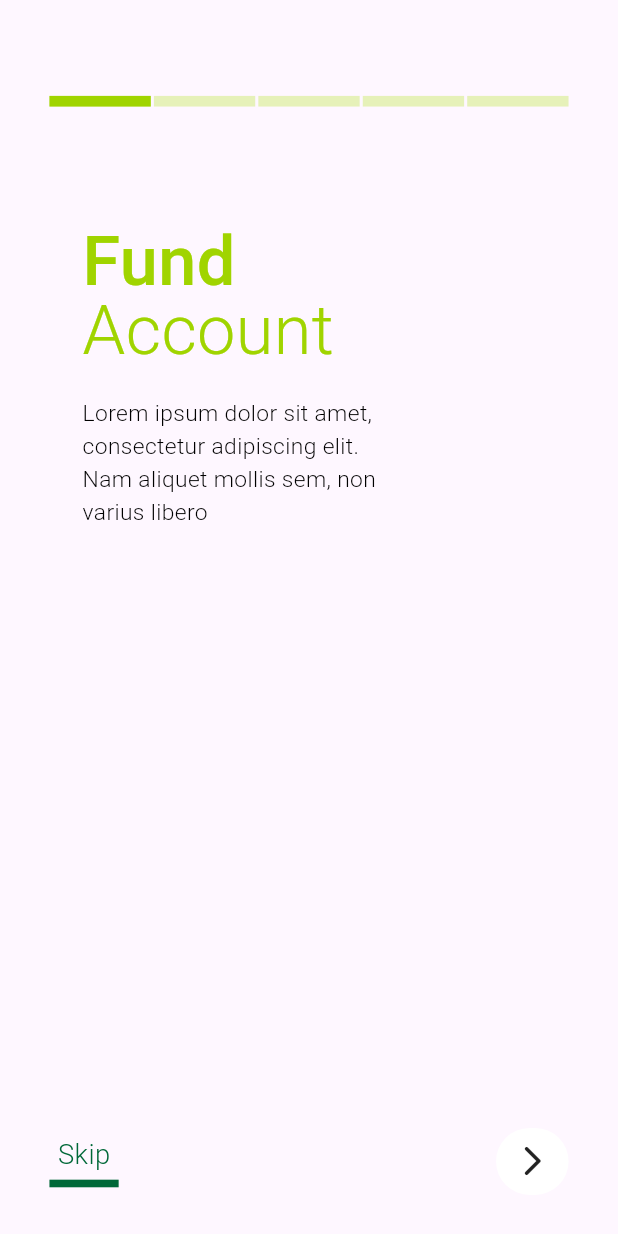
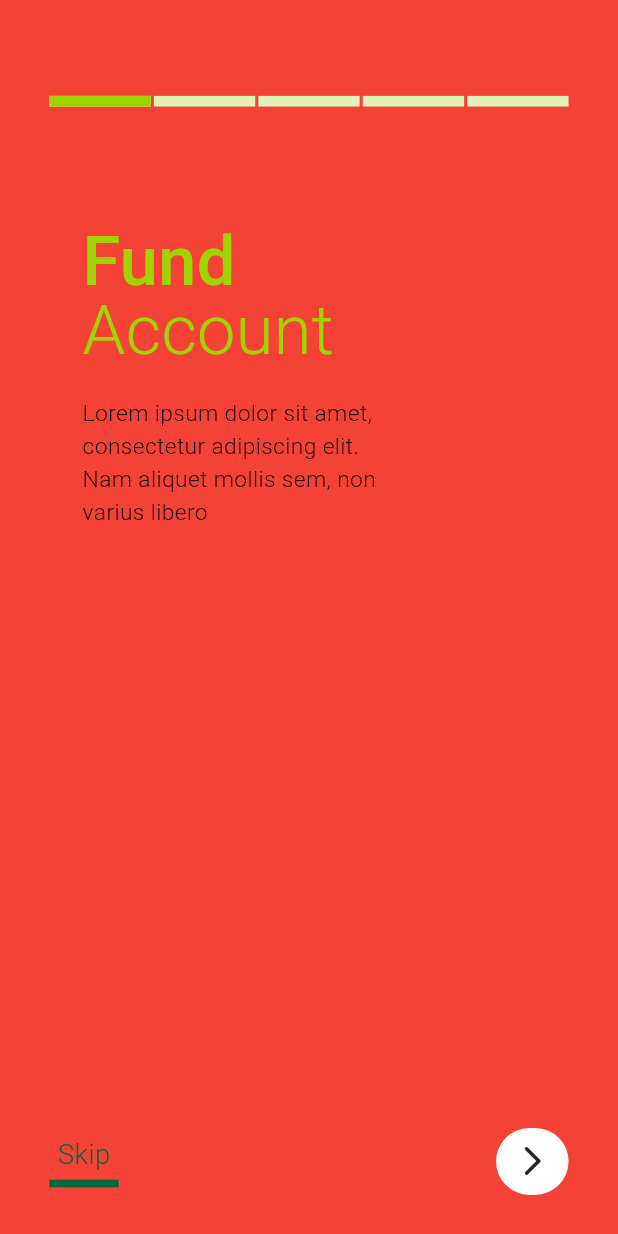
Before and after one commit to ThatSaxyDev/check_dc_test, a Flutter app: the screen it shows after launch, on a phone screen of 412 x 824 dp. Run offline on Flutter 3.47's test engine with Material 3 defaults, Android fonts, the light colour scheme and no system bars; our stand-ins replace flutter_screenutil; Roboto replaces fonts that are missing (Gotham).

Commit message:
indicator done

```diff
--- a/lib/app/onboarding/views/onbosrding_view1.dart
+++ b/lib/app/onboarding/views/onbosrding_view1.dart
@@ -19,6 +19,9 @@ class _OnboardingView1State extends State<OnboardingView1> {
   ValueNotifier<bool> canAnimate = false.notifier;
   ValueNotifier<int> target = 0.notifier;
   ValueNotifier<int> duration = 2000.notifier;
+  PageController textViewController = PageController();
+  PageController backgroundViewController = PageController();
+  ValueNotifier<int> pageIndex = 0.notifier;
 
   void animate() {
     Timer(const Duration(milliseconds: 100), () {
@@ -44,20 +47,38 @@ class _OnboardingView1State extends State<OnboardingView1> {
       body: SizedBox(
         height: height(context),
         width: width(context),
-        child: Stack(
+        child: pageIndex.sync(
+          builder: (context, value, child) => Stack(
             children: [
-            //! indicator
-            [target, duration].multiSync(
-              builder: (context, child) {
-                return const OnboardingProgressIndicator(
-                  target: 0,
-                  duration: 5000,
+              //! animated backgrounds
+              PageView.builder(
+                physics: const NeverScrollableScrollPhysics(),
+                controller: backgroundViewController,
+                onPageChanged: (value) => pageIndex.value = value,
+                itemCount: 5,
+                pageSnapping: true,
+                itemBuilder: (context, index) {
+                  return Container(
+                    color: switch (index) {
+                      0 => Colors.red,
+                      1 => Colors.blue,
+                      2 => Colors.yellow,
+                      3 => Colors.amber,
+                      _ => Colors.green,
+                    },
                   );
                 },
               ),
 
+              //! indicator
+
+              OnboardingProgressIndicator(
+                pageIndex: pageIndex,
+                duration: 5000,
+              ),
+
               //! texts
-            const OnboardingText(),
+              OnboardingText(controller: textViewController),
 
               //! skip, get started
               Positioned(
@@ -91,8 +112,65 @@ class _OnboardingView1State extends State<OnboardingView1> {
                             ],
                           ),
                         ),
-                      const AnimatedButton(
-                        content: Text(''),
+                        AnimatedButton(
+                          onTap: () async {
+                            switch (pageIndex.value) {
+                              case 0:
+                                backgroundViewController.animateToPage(
+                                  1,
+                                  duration: const Duration(milliseconds: 500),
+                                  curve: Curves.easeIn,
+                                );
+                                textViewController.animateToPage(
+                                  1,
+                                  duration: const Duration(milliseconds: 1000),
+                                  curve: Curves.easeIn,
+                                );
+                                break;
+
+                              case 1:
+                                backgroundViewController.animateToPage(
+                                  2,
+                                  duration: const Duration(milliseconds: 500),
+                                  curve: Curves.easeIn,
+                                );
+                                textViewController.animateToPage(
+                                  2,
+                                  duration: const Duration(milliseconds: 1000),
+                                  curve: Curves.easeIn,
+                                );
+                                break;
+
+                              case 2:
+                                backgroundViewController.animateToPage(
+                                  3,
+                                  duration: const Duration(milliseconds: 500),
+                                  curve: Curves.easeIn,
+                                );
+                                textViewController.animateToPage(
+                                  3,
+                                  duration: const Duration(milliseconds: 1000),
+                                  curve: Curves.easeIn,
+                                );
+                                break;
+
+                              case 3:
+                                backgroundViewController.animateToPage(
+                                  4,
+                                  duration: const Duration(milliseconds: 500),
+                                  curve: Curves.easeIn,
+                                );
+                                textViewController.animateToPage(
+                                  4,
+                                  duration: const Duration(milliseconds: 1000),
+                                  curve: Curves.easeIn,
+                                );
+                                break;
+
+                              default:
+                            }
+                          },
+                          content: const Text(''),
                           isLoading: true,
                         )
                       ],
@@ -103,6 +181,7 @@ class _OnboardingView1State extends State<OnboardingView1> {
             ],
           ),
         ),
+      ),
     );
   }
 }
--- a/lib/app/onboarding/widgets/onboarding_text.dart
+++ b/lib/app/onboarding/widgets/onboarding_text.dart
@@ -1,12 +1,16 @@
-import 'package:check_dc/contd.dart';
-import 'package:check_dc/palette/palette.dart';
+// ignore_for_file: public_member_api_docs, sort_constructors_first
 import 'package:flutter/material.dart';
 import 'package:flutter_screenutil/flutter_screenutil.dart';
 
+import 'package:check_dc/contd.dart';
+import 'package:check_dc/palette/palette.dart';
+
 class OnboardingText extends StatelessWidget {
+  final PageController controller;
   const OnboardingText({
-    super.key,
-  });
+    Key? key,
+    required this.controller,
+  }) : super(key: key);
 
   @override
   Widget build(BuildContext context) {
@@ -15,6 +19,8 @@ class OnboardingText extends StatelessWidget {
       width: width(context),
       margin: EdgeInsets.only(top: 150.h),
       child: PageView(
+        physics: const NeverScrollableScrollPhysics(),
+        controller: controller,
         children: List.generate(
           5,
           (index) => Padding(
--- a/lib/app/onboarding/widgets/signup_progress_indicator.dart
+++ b/lib/app/onboarding/widgets/signup_progress_indicator.dart
@@ -8,12 +8,12 @@ import 'package:check_dc/contd.dart';
 import 'package:check_dc/palette/palette.dart';
 
 class OnboardingProgressIndicator extends StatefulWidget {
-  final int target;
   final int? duration;
+  final ValueNotifier<int> pageIndex;
   const OnboardingProgressIndicator({
     Key? key,
-    required this.target,
     this.duration,
+    required this.pageIndex,
   }) : super(key: key);
 
   @override
@@ -48,8 +48,7 @@ class _OnboardingProgressIndicatorState
     return SizedBox(
       height: 70.h,
       width: double.infinity,
-      child: canAnimate.sync(
-        builder: (context, value, child) => Align(
+      child: Align(
         alignment: Alignment.bottomCenter,
         child: Padding(
           padding: 30.padH,
@@ -58,7 +57,36 @@ class _OnboardingProgressIndicatorState
             children: List.generate(
               5,
               (index) {
-                  if (index == widget.target) {
+                if (index == 0) {
+                  return Stack(
+                    children: [
+                      Container(
+                        width: 61.5.w,
+                        height: 7.h,
+                        color: widget.pageIndex.value != 0 ? green : lightGreen,
+                      ),
+                      widget.pageIndex.value == 0
+                          ? canAnimate.sync(
+                              builder: (context, value, child) =>
+                                  AnimatedContainer(
+                                duration: Duration(
+                                    milliseconds: widget.duration ?? 500),
+                                width: canAnimate.value ? 61.5.w : 0,
+                                height: 7.h,
+                                color: green,
+                              ),
+                            )
+                          : const SizedBox.shrink(),
+                    ],
+                  );
+                }
+                if (index < widget.pageIndex.value) {
+                  return Container(
+                    width: 61.5.w,
+                    height: 7.h,
+                    color: green,
+                  );
+                } else {
                   return Stack(
                     children: [
                       Container(
@@ -67,25 +95,12 @@ class _OnboardingProgressIndicatorState
                         color: lightGreen,
                       ),
                       AnimatedContainer(
-                          duration:
-                              Duration(milliseconds: widget.duration ?? 500),
-                          width: canAnimate.value ? 61.5.w : 0,
+                        duration: const Duration(milliseconds: 2000),
+                        width: widget.pageIndex.value == index ? 61.5.w : 0,
                         height: 7.h,
                         color: green,
                       ),
                     ],
-                    );
-                  } else if (index < widget.target) {
-                    return Container(
-                      width: 61.5.w,
-                      height: 7.h,
-                      color: green,
-                    );
-                  } else {
-                    return Container(
-                      width: 61.5.w,
-                      height: 7.h,
-                      color: lightGreen,
                   );
                 }
               },
@@ -93,7 +108,6 @@ class _OnboardingProgressIndicatorState
           ),
         ),
       ),
-      ),
     );
   }
 }
--- a/lib/widgets/buttons.dart
+++ b/lib/widgets/buttons.dart
@@ -27,9 +27,7 @@ class AnimatedButton extends StatelessWidget {
 
   @override
   Widget build(BuildContext context) {
-    return IgnorePointer(
-      ignoring: isLoading,
-      child: InkWell(
+    return InkWell(
       splashColor: Colors.transparent,
       highlightColor: Colors.transparent,
       onTap: onTap,
@@ -77,7 +75,6 @@ class AnimatedButton extends StatelessWidget {
                         ? const Icon(Icons.arrow_forward_ios_rounded)
                         : content))),
       ),
-      ),
     );
   }
 }
```
Lines whose indentation alone changed are shown as unchanged.
